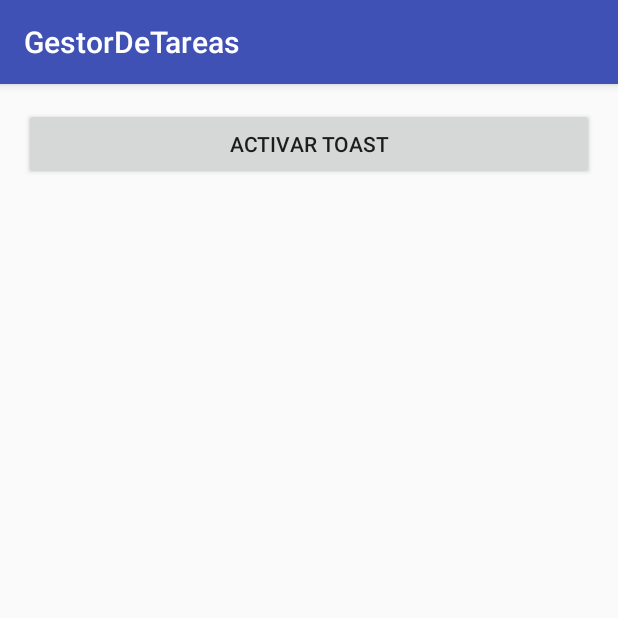
After one commit to YeisonGomez/gestor-de-tareas-Android, an Android app: the SecondActivity screen opened directly, with no data from a screen before it, on a phone screen of 412 x 824 dp, the top half of it. The commit adds this screen. Run offline under Robolectric (Android 15) with nearby library versions, the phone set to English and light mode, and no system bars.

Commit message:
add new Activity, deliver params from activity to new activiy

```diff
--- a/app/src/main/AndroidManifest.xml
+++ b/app/src/main/AndroidManifest.xml
@@ -18,6 +18,7 @@
                 <category android:name="android.intent.category.LAUNCHER" />
             </intent-filter>
         </activity>
+        <activity android:name=".SecondActivity"></activity>
     </application>
 
 </manifest>
--- a/app/src/main/java/com/example/yeisongomez/gestordetareas/MainActivity.java
+++ b/app/src/main/java/com/example/yeisongomez/gestordetareas/MainActivity.java
@@ -2,6 +2,7 @@ package com.example.yeisongomez.gestordetareas;
 
 import android.annotation.TargetApi;
 import android.app.Dialog;
+import android.content.Intent;
 import android.database.Cursor;
 import android.os.Build;
 import android.os.Bundle;
@@ -157,6 +158,13 @@ public class MainActivity extends AppCompatActivity {
     public boolean onOptionsItemSelected(MenuItem item) {
         switch (item.getItemId()) {
             case R.id.action_settings:
+                //TODO Cambiar Activity
+                Intent intent = new Intent(MainActivity.this, SecondActivity.class);
+                Cursor fistSubject = (Cursor) mListView.getItemAtPosition(0);
+
+                intent.putExtra("first_task_subject", fistSubject.getString(fistSubject.getColumnIndex("subject")));
+                intent.putExtra("first_task_important", fistSubject.getInt(fistSubject.getColumnIndex("important")));
+                startActivity(intent);
                 return true;
             case R.id.action_exit:
                 finish();
--- /dev/null
+++ b/app/src/main/java/com/example/yeisongomez/gestordetareas/SecondActivity.java
@@ -0,0 +1,35 @@
+ package com.example.yeisongomez.gestordetareas;
+
+import android.support.v7.app.AppCompatActivity;
+import android.os.Bundle;
+import android.view.View;
+import android.widget.Button;
+import android.widget.Toast;
+
+ public class SecondActivity extends AppCompatActivity {
+
+     Button activeToast;
+     String textNotify = "Hola Desarrollador!";
+
+    @Override
+    protected void onCreate(Bundle savedInstanceState) {
+        super.onCreate(savedInstanceState);
+        setContentView(R.layout.activity_second);
+
+        //Recuperar Extras enviados desde MainActivity
+        Bundle extras = getIntent().getExtras();
+        int important;
+        if (extras != null) {
+            important = extras.getInt("first_task_important");
+            this.textNotify = extras.getString("first_task_subject") + ((important == 1) ? " Importante": " No Importante");
+        }
+
+        activeToast = (Button) findViewById(R.id.active_toast);
+        activeToast.setOnClickListener(view -> {
+            Toast.makeText(SecondActivity.this, this.textNotify, Toast.LENGTH_SHORT).show();
+        });
+
+
+
+    }
+}
--- /dev/null
+++ b/app/src/main/res/layout/activity_second.xml
@@ -0,0 +1,26 @@
+<?xml version="1.0" encoding="utf-8"?>
+<RelativeLayout xmlns:android="http://schemas.android.com/apk/res/android"
+    xmlns:tools="http://schemas.android.com/tools"
+    android:id="@+id/activity_second"
+    android:layout_width="match_parent"
+    android:layout_height="match_parent"
+    android:paddingBottom="@dimen/activity_vertical_margin"
+    android:paddingLeft="@dimen/activity_horizontal_margin"
+    android:paddingRight="@dimen/activity_horizontal_margin"
+    android:paddingTop="@dimen/activity_vertical_margin"
+    tools:context="com.example.yeisongomez.gestordetareas.SecondActivity">
+
+    <LinearLayout
+        android:orientation="vertical"
+        android:layout_width="match_parent"
+        android:layout_height="match_parent"
+        android:layout_centerHorizontal="true"
+        android:layout_alignParentTop="true">
+
+        <Button
+            android:text="Activar Toast"
+            android:layout_width="match_parent"
+            android:layout_height="wrap_content"
+            android:id="@+id/active_toast" />
+    </LinearLayout>
+</RelativeLayout>
--- a/app/src/main/res/values/strings.xml
+++ b/app/src/main/res/values/strings.xml
@@ -1,5 +1,5 @@
 <resources>
     <string name="app_name">GestorDeTareas</string>
-    <string name="action_settings">Settings</string>
+    <string name="action_settings">Guia</string>
     <string name="salir">Salir</string>
 </resources>
```
